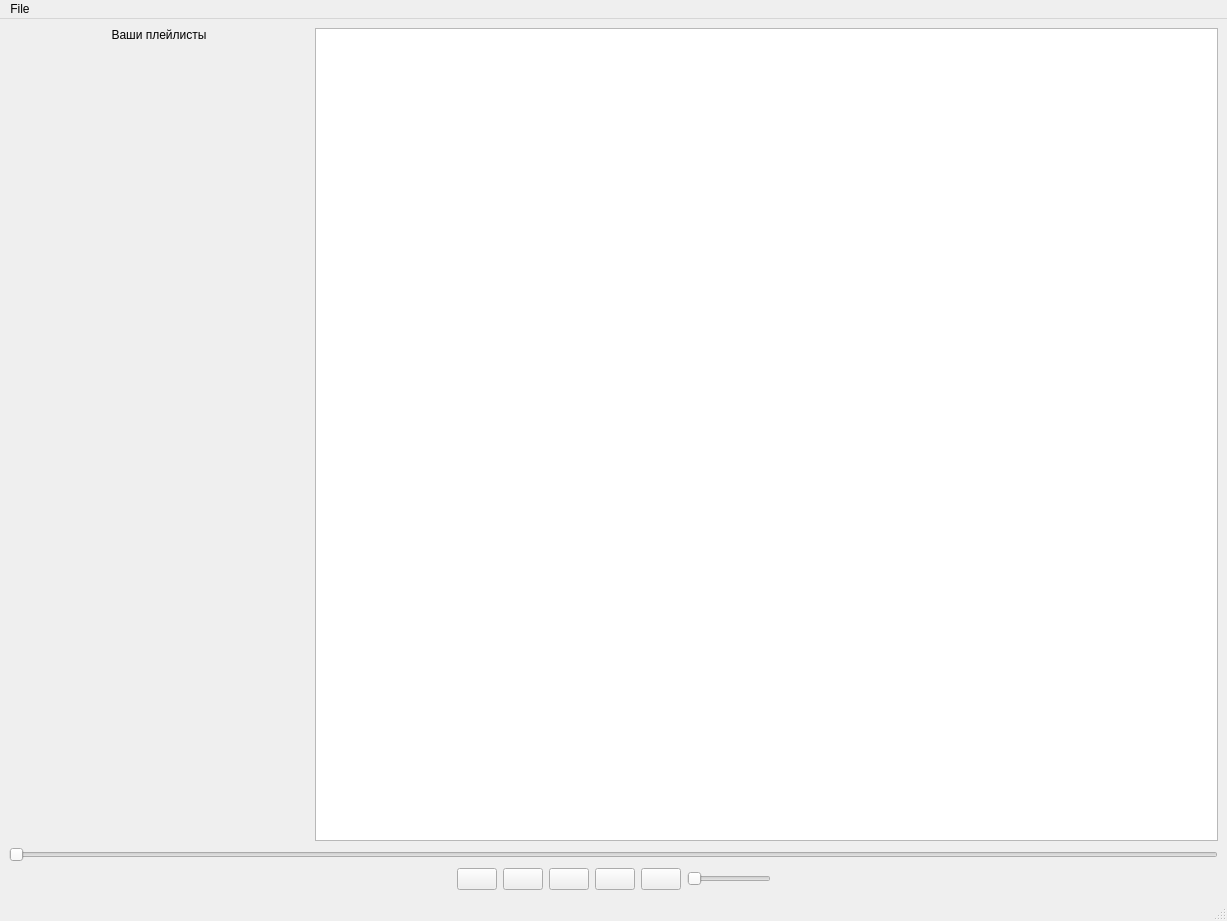
The window that MusicPlayer/MainWindow.ui (ReZZid/PracticeProject) describes before a commit, drawn with Qt 5.
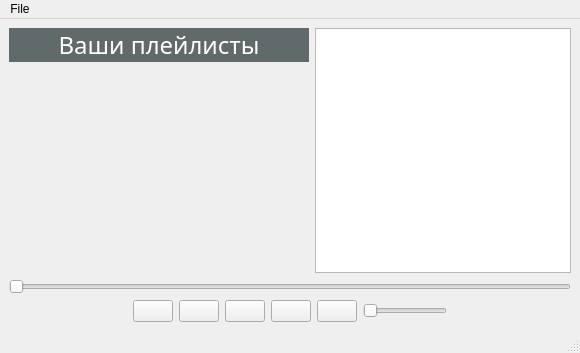
The same window after the commit. Icons and pictures are not drawn.

Commit message: Изменения главного окна

```diff
--- a/MusicPlayer/MainWindow.ui
+++ b/MusicPlayer/MainWindow.ui
@@ -6,13 +6,16 @@
    <rect>
     <x>0</x>
     <y>0</y>
-    <width>1227</width>
-    <height>921</height>
+    <width>580</width>
+    <height>353</height>
    </rect>
   </property>
   <property name="windowTitle">
    <string>MainWindow</string>
   </property>
+  <property name="styleSheet">
+   <string notr="true"/>
+  </property>
   <widget class="QWidget" name="centralwidget">
    <layout class="QGridLayout" name="gridLayout">
     <item row="0" column="1" rowspan="3" colspan="2">
@@ -281,6 +284,24 @@
       </item>
      </layout>
     </item>
+    <item row="0" column="1" rowspan="3" colspan="2">
+     <widget class="QTableWidget" name="tableWidget">
+      <property name="sizePolicy">
+       <sizepolicy hsizetype="Expanding" vsizetype="MinimumExpanding">
+        <horstretch>0</horstretch>
+        <verstretch>0</verstretch>
+       </sizepolicy>
+      </property>
+      <property name="font">
+       <font>
+        <family>Segoe Print</family>
+       </font>
+      </property>
+      <property name="cursor" stdset="0">
+       <cursorShape>ArrowCursor</cursorShape>
+      </property>
+     </widget>
+    </item>
     <item row="0" column="0">
      <widget class="QLabel" name="playlestsLabel">
       <property name="sizePolicy">
@@ -295,6 +316,23 @@
         <height>0</height>
        </size>
       </property>
+      <property name="font">
+       <font>
+        <family>Lucida Handwriting</family>
+        <pointsize>18</pointsize>
+       </font>
+      </property>
+      <property name="autoFillBackground">
+       <bool>true</bool>
+      </property>
+      <property name="styleSheet">
+       <string notr="true">border:2px;
+background-color:#616a6b;
+color:white;</string>
+      </property>
+      <property name="frameShape">
+       <enum>QFrame::Box</enum>
+      </property>
       <property name="text">
        <string>Ваши плейлисты</string>
       </property>
@@ -323,8 +361,8 @@
     <rect>
      <x>0</x>
      <y>0</y>
-     <width>1227</width>
-     <height>22</height>
+     <width>580</width>
+     <height>26</height>
     </rect>
    </property>
    <widget class="QMenu" name="menuFile">
```
Left out of the diff: 13 changed lines with no effect on the pictures.
